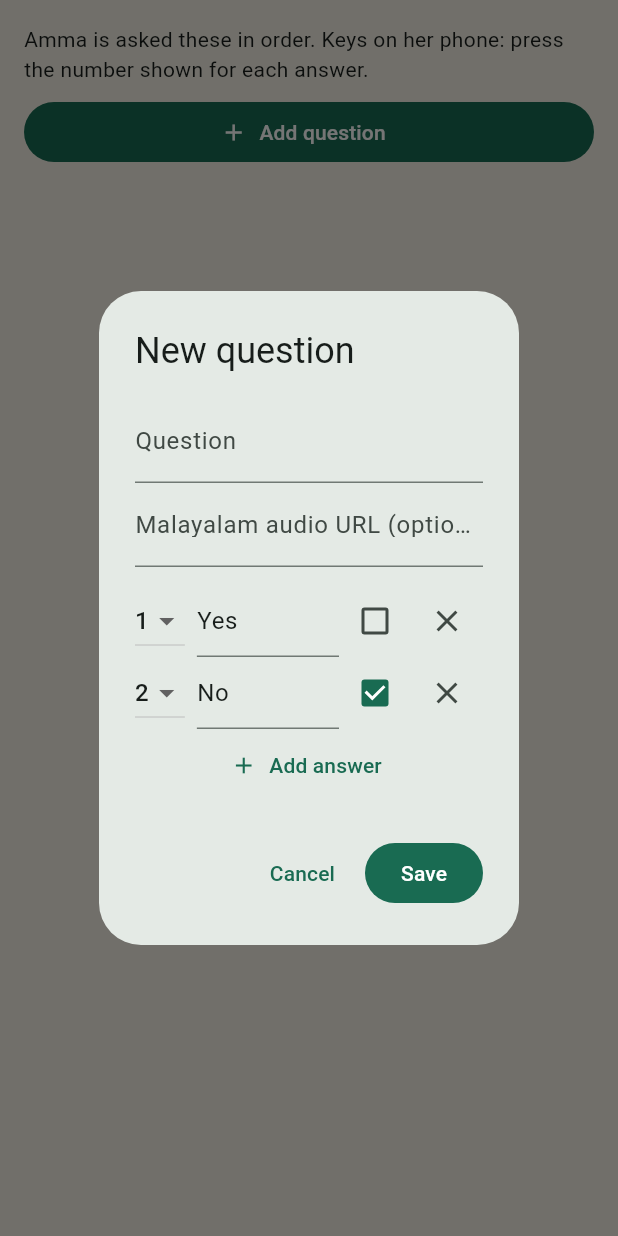
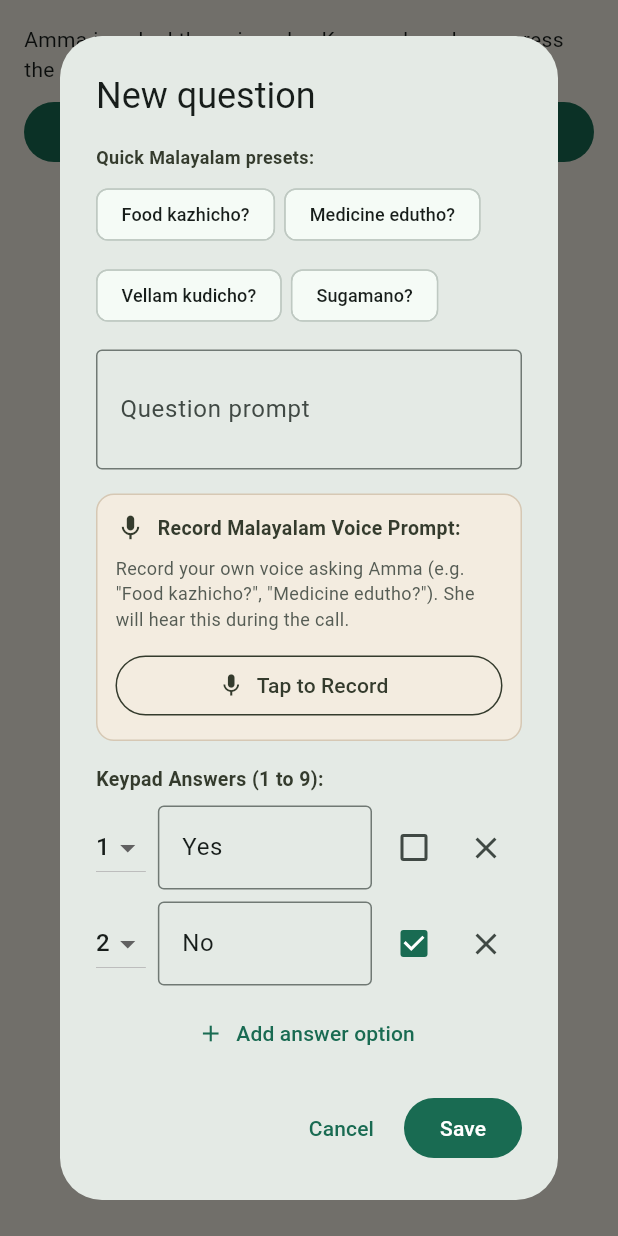
Before and after one commit to muhamedsona290-code/ZEBLASKY, a Flutter app: the _Questions widget shown alone on an empty page, opened directly, after a tap on "Add question", on a phone screen of 412 x 824 dp. Run offline on Flutter 3.47's test engine with Material 3 defaults, Android fonts, the phone set to English and light mode, and no system bars; our stand-ins replace audioplayers, shared_preferences, supabase_flutter; missing offline and left inert: record; accounts and stored records are empty; network calls fail.

Commit message:
feat: in-app direct microphone recording, Malayalam voice prompts, audio playback, and storage bucket

```diff
--- a/analysis_options.yaml
+++ b/analysis_options.yaml
@@ -1,3 +1,8 @@
 analyzer:
   errors:
     deprecated_member_use: ignore
+  exclude:
+    - build/**
+    - android/**
+    - ios/**
+    - web/**
--- a/lib/customize_screen.dart
+++ b/lib/customize_screen.dart
@@ -2,6 +2,7 @@ import 'package:flutter/material.dart';
 import 'package:intl/intl.dart';
 import 'config.dart';
 import 'main.dart';
+import 'voice_recorder_widget.dart';
 
 class CustomizeScreen extends StatelessWidget {
   const CustomizeScreen({super.key});
@@ -26,6 +27,9 @@ class _Questions extends StatelessWidget {
           return ListView(padding: const EdgeInsets.all(16), children: [
             const Text('Amma is asked these in order. Keys on her phone: press the number shown for each answer.'),
             for (var i = 0; i < qs.length; i++) Card(child: ListTile(
+              leading: qs[i]['audio_url'] != null && (qs[i]['audio_url'] as String).isNotEmpty
+                  ? const Tooltip(message: 'Voice recording attached', child: Icon(Icons.mic, color: Color(0xFF2E7D32)))
+                  : const Icon(Icons.help_outline, color: Color(0xFF626B68)),
               title: Text('${i + 1}. ${qs[i]['text']}'),
               subtitle: Text((qs[i]['options'] as List).map((o) => '${o['key']} = ${o['label']}${o['concern'] == true ? ' (alert)' : ''}').join('  ·  ')),
               onTap: () => _edit(c, q: qs[i], pos: qs[i]['position']),
@@ -37,24 +41,57 @@ class _Questions extends StatelessWidget {
       );
 
   Future<void> _edit(BuildContext c, {Map<String, dynamic>? q, required int pos}) async {
-    final text = TextEditingController(text: q?['text'] ?? ''), audio = TextEditingController(text: q?['audio_url'] ?? '');
+    final text = TextEditingController(text: q?['text'] ?? '');
+    String? recordedAudio = q?['audio_url'];
     final opts = q == null
         ? [{'key': '1', 'label': 'Yes', 'concern': false}, {'key': '2', 'label': 'No', 'concern': true}]
         : (q['options'] as List).map((o) => Map<String, dynamic>.from(o)).toList();
+
+    const presets = [
+      'Food kazhicho? (Have you eaten food?)',
+      'Medicine edutho? (Have you taken your medicines?)',
+      'Vellam kudicho? (Did you drink enough water?)',
+      'Sugamano? (Are you doing well?)',
+    ];
+
     await showDialog(context: c, builder: (_) => StatefulBuilder(builder: (c, set) => AlertDialog(
       title: Text(q == null ? 'New question' : 'Edit question'),
-      content: SingleChildScrollView(child: Column(mainAxisSize: MainAxisSize.min, children: [
-        TextField(controller: text, decoration: const InputDecoration(labelText: 'Question'), maxLines: null),
-        TextField(controller: audio, decoration: const InputDecoration(labelText: 'Malayalam audio URL (optional)')),
+      content: SingleChildScrollView(child: Column(mainAxisSize: MainAxisSize.min, crossAxisAlignment: CrossAxisAlignment.stretch, children: [
+        const Text('Quick Malayalam presets:', style: TextStyle(fontSize: 12, fontWeight: FontWeight.bold, color: Color(0xFF343B2D))),
+        const SizedBox(height: 6),
+        Wrap(
+          spacing: 6,
+          runSpacing: 6,
+          children: [
+            for (final p in presets)
+              ActionChip(
+                label: Text(p.split(' (')[0], style: const TextStyle(fontSize: 12)),
+                onPressed: () => set(() => text.text = p),
+              ),
+          ],
+        ),
         const SizedBox(height: 12),
-        for (var i = 0; i < opts.length; i++) Row(children: [
-          DropdownButton<String>(value: opts[i]['key'], items: [for (var k = 1; k <= 9; k++) DropdownMenuItem(value: '$k', child: Text('$k'))], onChanged: (v) => set(() => opts[i]['key'] = v)),
-          const SizedBox(width: 8),
-          Expanded(child: TextFormField(initialValue: opts[i]['label'], decoration: const InputDecoration(hintText: 'Answer'), onChanged: (v) => opts[i]['label'] = v)),
-          Tooltip(message: 'Alert family if chosen', child: Checkbox(value: opts[i]['concern'] == true, onChanged: (v) => set(() => opts[i]['concern'] = v))),
-          if (opts.length > 1) IconButton(icon: const Icon(Icons.close), onPressed: () => set(() => opts.removeAt(i))),
-        ]),
-        if (opts.length < 9) TextButton.icon(icon: const Icon(Icons.add), label: const Text('Add answer'), onPressed: () {
+        TextField(controller: text, decoration: const InputDecoration(labelText: 'Question prompt', hintText: 'e.g. Food kazhicho?', border: OutlineInputBorder()), maxLines: 2),
+        const SizedBox(height: 16),
+        VoiceRecorderWidget(
+          initialAudioUrl: recordedAudio,
+          onAudioChanged: (url) => recordedAudio = url,
+        ),
+        const SizedBox(height: 16),
+        const Text('Keypad Answers (1 to 9):', style: TextStyle(fontWeight: FontWeight.bold, fontSize: 13, color: Color(0xFF343B2D))),
+        const SizedBox(height: 8),
+        for (var i = 0; i < opts.length; i++) Padding(
+          padding: const EdgeInsets.only(bottom: 8.0),
+          child: Row(children: [
+            DropdownButton<String>(value: opts[i]['key'], items: [for (var k = 1; k <= 9; k++) DropdownMenuItem(value: '$k', child: Text('$k'))], onChanged: (v) => set(() => opts[i]['key'] = v)),
+            const SizedBox(width: 8),
+            Expanded(child: TextFormField(initialValue: opts[i]['label'], decoration: const InputDecoration(hintText: 'Answer label (e.g. Yes / No)', border: OutlineInputBorder()), onChanged: (v) => opts[i]['label'] = v)),
+            const SizedBox(width: 4),
+            Tooltip(message: 'Alert family if chosen', child: Checkbox(value: opts[i]['concern'] == true, onChanged: (v) => set(() => opts[i]['concern'] = v))),
+            if (opts.length > 1) IconButton(icon: const Icon(Icons.close), onPressed: () => set(() => opts.removeAt(i))),
+          ]),
+        ),
+        if (opts.length < 9) TextButton.icon(icon: const Icon(Icons.add), label: const Text('Add answer option'), onPressed: () {
           final used = opts.map((o) => o['key']).toSet();
           set(() => opts.add({'key': [for (var k = 1; k <= 9; k++) '$k'].firstWhere((k) => !used.contains(k)), 'label': '', 'concern': false}));
         }),
@@ -66,7 +103,7 @@ class _Questions extends StatelessWidget {
           if (text.text.trim().isEmpty || opts.any((o) => (o['label'] as String).trim().isEmpty) || keys.toSet().length != keys.length) {
             ScaffoldMessenger.of(c).showSnackBar(const SnackBar(content: Text('Fill the question, every answer, and use each key once.'))); return;
           }
-          final row = {'text': text.text.trim(), 'audio_url': audio.text.trim().isEmpty ? null : audio.text.trim(), 'options': opts};
+          final row = {'text': text.text.trim(), 'audio_url': recordedAudio, 'options': opts};
           q == null ? await db.from('questions').insert({...row, 'elder_id': elderId, 'position': pos}) : await db.from('questions').update(row).eq('id', q['id']);
           if (c.mounted) Navigator.pop(c);
         }, child: const Text('Save')),
--- /dev/null
+++ b/lib/voice_recorder_widget.dart
@@ -0,0 +1,268 @@
+import 'dart:io';
+import 'package:audioplayers/audioplayers.dart';
+import 'package:flutter/material.dart';
+import 'package:path_provider/path_provider.dart';
+import 'package:record/record.dart';
+import 'config.dart';
+import 'main.dart';
+
+class VoiceRecorderWidget extends StatefulWidget {
+  final String? initialAudioUrl;
+  final ValueChanged<String?> onAudioChanged;
+
+  const VoiceRecorderWidget({
+    super.key,
+    this.initialAudioUrl,
+    required this.onAudioChanged,
+  });
+
+  @override
+  State<VoiceRecorderWidget> createState() => _VoiceRecorderWidgetState();
+}
+
+class _VoiceRecorderWidgetState extends State<VoiceRecorderWidget> {
+  late final AudioRecorder _recorder;
+  late final AudioPlayer _player;
+
+  bool _isRecording = false;
+  bool _isPlaying = false;
+  bool _isUploading = false;
+  String? _localPath;
+  String? _remoteUrl;
+
+  @override
+  void initState() {
+    super.initState();
+    _recorder = AudioRecorder();
+    _player = AudioPlayer();
+    _remoteUrl = widget.initialAudioUrl;
+
+    _player.onPlayerStateChanged.listen((state) {
+      if (mounted) {
+        setState(() => _isPlaying = state == PlayerState.playing);
+      }
+    });
+  }
+
+  @override
+  void dispose() {
+    _recorder.dispose();
+    _player.dispose();
+    super.dispose();
+  }
+
+  Future<void> _startRecording() async {
+    try {
+      if (await _recorder.hasPermission()) {
+        final dir = await getTemporaryDirectory();
+        final path = '${dir.path}/prompt_${DateTime.now().millisecondsSinceEpoch}.m4a';
+        await _recorder.start(const RecordConfig(encoder: AudioEncoder.aacLc), path: path);
+        setState(() {
+          _isRecording = true;
+          _localPath = null;
+        });
+      } else {
+        if (mounted) {
+          ScaffoldMessenger.of(context).showSnackBar(
+            const SnackBar(content: Text('Microphone permission is required to record voice.')),
+          );
+        }
+      }
+    } catch (e) {
+      if (mounted) {
+        ScaffoldMessenger.of(context).showSnackBar(
+          SnackBar(content: Text('Could not start recording: $e')),
+        );
+      }
+    }
+  }
+
+  Future<void> _stopRecording() async {
+    try {
+      final path = await _recorder.stop();
+      setState(() {
+        _isRecording = false;
+        _localPath = path;
+      });
+
+      if (path != null) {
+        await _uploadVoice(path);
+      }
+    } catch (e) {
+      setState(() => _isRecording = false);
+      if (mounted) {
+        ScaffoldMessenger.of(context).showSnackBar(
+          SnackBar(content: Text('Error saving recording: $e')),
+        );
+      }
+    }
+  }
+
+  Future<void> _uploadVoice(String localFilePath) async {
+    setState(() => _isUploading = true);
+    try {
+      final file = File(localFilePath);
+      final bytes = await file.readAsBytes();
+      final fileName = 'prompt_${elderId}_${DateTime.now().millisecondsSinceEpoch}.m4a';
+
+      // Ensure storage upload
+      await db.storage.from('audio-prompts').uploadBinary(
+        fileName,
+        bytes,
+      );
+
+      final publicUrl = db.storage.from('audio-prompts').getPublicUrl(fileName);
+      setState(() {
+        _remoteUrl = publicUrl;
+      });
+      widget.onAudioChanged(publicUrl);
+
+      if (mounted) {
+        ScaffoldMessenger.of(context).showSnackBar(
+          const SnackBar(backgroundColor: Color(0xFF2E7D32), content: Text('Voice prompt uploaded successfully!')),
+        );
+      }
+    } catch (e) {
+      // In case storage bucket isn't set up yet, fallback to saving local path or data
+      widget.onAudioChanged(_remoteUrl ?? localFilePath);
+      if (mounted) {
+        ScaffoldMessenger.of(context).showSnackBar(
+          SnackBar(content: Text('Recorded locally. (Storage sync note: $e)')),
+        );
+      }
+    } finally {
+      if (mounted) setState(() => _isUploading = false);
+    }
+  }
+
+  Future<void> _togglePlayback() async {
+    if (_isPlaying) {
+      await _player.stop();
+      return;
+    }
+
+    if (_localPath != null && File(_localPath!).existsSync()) {
+      await _player.play(DeviceFileSource(_localPath!));
+    } else if (_remoteUrl != null && _remoteUrl!.isNotEmpty) {
+      await _player.play(UrlSource(_remoteUrl!));
+    }
+  }
+
+  void _clearRecording() {
+    _player.stop();
+    setState(() {
+      _localPath = null;
+      _remoteUrl = null;
+    });
+    widget.onAudioChanged(null);
+  }
+
+  @override
+  Widget build(BuildContext context) {
+    final hasAudio = (_localPath != null && _localPath!.isNotEmpty) || (_remoteUrl != null && _remoteUrl!.isNotEmpty);
+
+    return Container(
+      padding: const EdgeInsets.all(12),
+      decoration: BoxDecoration(
+        color: const Color(0xFFF3ECE0),
+        borderRadius: BorderRadius.circular(12),
+        border: Border.all(color: const Color(0xFFD6C8B4)),
+      ),
+      child: Column(
+        crossAxisAlignment: CrossAxisAlignment.stretch,
+        children: [
+          Row(
+            children: [
+              const Icon(Icons.mic, size: 20, color: Color(0xFF343B2D)),
+              const SizedBox(width: 8),
+              const Expanded(
+                child: Text(
+                  'Record Malayalam Voice Prompt:',
+                  style: TextStyle(fontWeight: FontWeight.bold, fontSize: 13, color: Color(0xFF343B2D)),
+                ),
+              ),
+              if (hasAudio)
+                const Chip(
+                  label: Text('Voice Saved', style: TextStyle(fontSize: 11, color: Color(0xFF2E7D32), fontWeight: FontWeight.bold)),
+                  backgroundColor: Color(0xFFE8F5E9),
+                  padding: EdgeInsets.zero,
+                  materialTapTargetSize: MaterialTapTargetSize.shrinkWrap,
+                ),
+            ],
+          ),
+          const SizedBox(height: 8),
+          const Text(
+            'Record your own voice asking Amma (e.g. "Food kazhicho?", "Medicine edutho?"). She will hear this during the call.',
+            style: TextStyle(fontSize: 12, color: Color(0xFF555C54)),
+          ),
+          const SizedBox(height: 12),
+          if (_isRecording)
+            Container(
+              padding: const EdgeInsets.symmetric(vertical: 12, horizontal: 16),
+              decoration: BoxDecoration(
+                color: Colors.red.shade50,
+                borderRadius: BorderRadius.circular(8),
+                border: Border.all(color: Colors.red.shade200),
+              ),
+              child: Row(
+                children: [
+                  const Icon(Icons.fiber_manual_record, color: Colors.red, size: 20),
+                  const SizedBox(width: 8),
+                  const Expanded(
+                    child: Text('Recording your voice...', style: TextStyle(color: Colors.red, fontWeight: FontWeight.bold)),
+                  ),
+                  FilledButton.icon(
+                    style: FilledButton.styleFrom(backgroundColor: Colors.red),
+                    onPressed: _stopRecording,
+                    icon: const Icon(Icons.stop),
+                    label: const Text('Done'),
+                  ),
+                ],
+              ),
+            )
+          else if (_isUploading)
+            const Padding(
+              padding: EdgeInsets.all(8.0),
+              child: Row(
+                mainAxisAlignment: MainAxisAlignment.center,
+                children: [
+                  SizedBox(width: 18, height: 18, child: CircularProgressIndicator(strokeWidth: 2)),
+                  SizedBox(width: 10),
+                  Text('Uploading audio...', style: TextStyle(fontSize: 13)),
+                ],
+              ),
+            )
+          else
+            Row(
+              children: [
+                Expanded(
+                  child: OutlinedButton.icon(
+                    style: OutlinedButton.styleFrom(
+                      foregroundColor: const Color(0xFF343B2D),
+                      side: const BorderSide(color: Color(0xFF343B2D)),
+                    ),
+                    onPressed: _startRecording,
+                    icon: const Icon(Icons.mic),
+                    label: Text(hasAudio ? 'Re-record Voice' : 'Tap to Record'),
+                  ),
+                ),
+                if (hasAudio) ...[
+                  const SizedBox(width: 8),
+                  IconButton.filledTonal(
+                    tooltip: _isPlaying ? 'Stop' : 'Play preview',
+                    onPressed: _togglePlayback,
+                    icon: Icon(_isPlaying ? Icons.stop : Icons.play_arrow),
+                  ),
+                  IconButton(
+                    tooltip: 'Delete recording',
+                    icon: const Icon(Icons.delete_outline, color: Colors.red),
+                    onPressed: _clearRecording,
+                  ),
+                ],
+              ],
+            ),
+        ],
+      ),
+    );
+  }
+}
--- a/pubspec.yaml
+++ b/pubspec.yaml
@@ -10,5 +10,8 @@ dependencies:
   supabase_flutter: ^2.5.0
   shared_preferences: ^2.2.0
   intl: ^0.19.0
+  record: ^5.1.2
+  audioplayers: ^6.0.0
+  path_provider: ^2.1.3
 flutter:
   uses-material-design: true
```
Also changed, not shown: lib/elder_screen.dart (+31 -1 lines), pubspec.lock, 5 other files.
